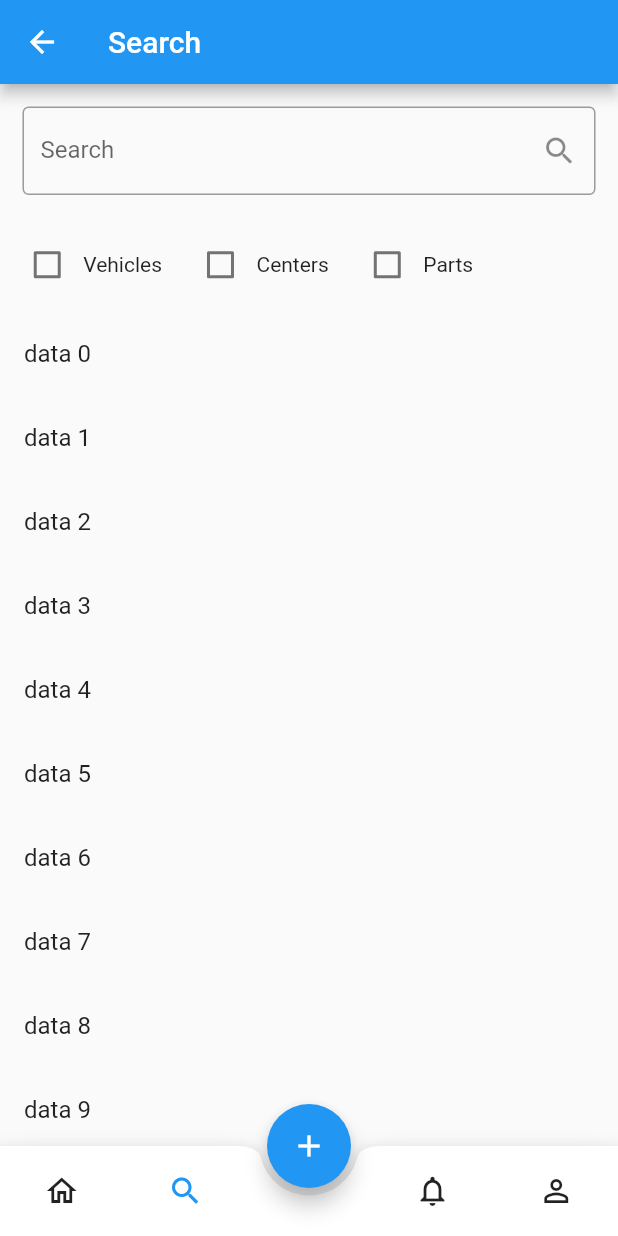
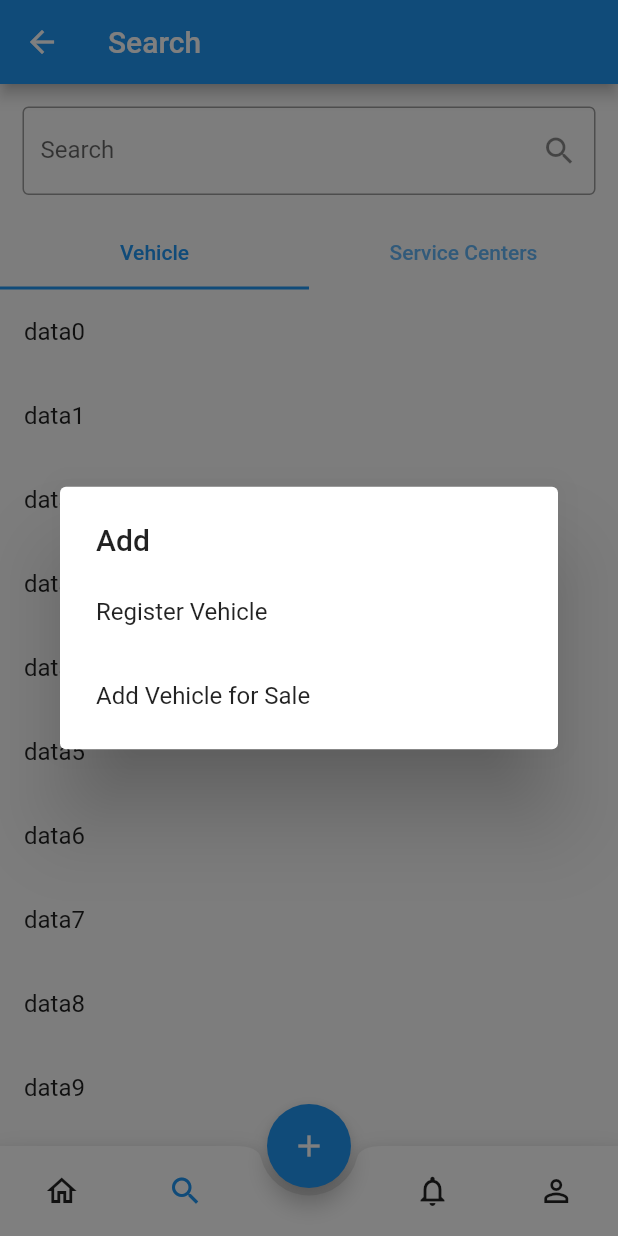
Before and after one commit to GowthamF/BuildEx, a Flutter app: the Initial screen opened directly, item 2 of the bottom bar chosen, after a tap on the "add" icon, on a phone screen of 412 x 824 dp. Run offline on Flutter 3.47's test engine with Material 2 defaults, Android fonts, the light colour scheme and no system bars; our stand-ins replace flutter_bloc, image_picker; network calls fail.

Commit message:
UI completed

```diff
--- a/lib/common/common.dart
+++ b/lib/common/common.dart
@@ -8,3 +8,4 @@ export 'sign_up.dart';
 export 'sign_up_screen.dart';
 export 'date_picker.dart';
 export 'check_box_custom.dart';
+export 'carousel.dart';
--- /dev/null
+++ b/lib/widgets/add_dialog.dart
@@ -0,0 +1,41 @@
+import 'package:buildex/widgets/widgets.dart';
+import 'package:flutter/material.dart';
+
+class AddDialog extends StatefulWidget {
+  const AddDialog({Key? key}) : super(key: key);
+
+  @override
+  State<AddDialog> createState() => _AddDialogState();
+}
+
+class _AddDialogState extends State<AddDialog> {
+  @override
+  Widget build(BuildContext context) {
+    return Wrap(children: [
+      ListTile(
+        title: const Text('Register Vehicle'),
+        onTap: () {
+          Navigator.pop(context);
+          Navigator.push(
+            context,
+            MaterialPageRoute(
+              builder: (context) => const RegisterVehicleScreen(),
+            ),
+          );
+        },
+      ),
+      ListTile(
+        title: const Text('Add Vehicle for Sale'),
+        onTap: () {
+          Navigator.pop(context);
+          Navigator.push(
+            context,
+            MaterialPageRoute(
+              builder: (context) => const AddVehicleSaleScreen(),
+            ),
+          );
+        },
+      )
+    ]);
+  }
+}
--- a/lib/widgets/home.dart
+++ b/lib/widgets/home.dart
@@ -16,6 +16,7 @@ class _HomeState extends State<Home> {
         child: Column(
           crossAxisAlignment: CrossAxisAlignment.start,
           children: const [
+            ServiceCentersRequestsView(),
             Padding(
               padding: EdgeInsets.all(8.0),
               child: Text(
--- a/lib/widgets/initial.dart
+++ b/lib/widgets/initial.dart
@@ -28,7 +28,24 @@ class _InitialState extends State<Initial> {
         },
       ),
       floatingActionButton: FloatingActionButton(
-        onPressed: () {},
+        onPressed: () {
+          showGeneralDialog(
+            context: context,
+            barrierDismissible: true,
+            barrierLabel: 'Close',
+            pageBuilder: (
+              context,
+              Animation<double> animation,
+              Animation<double> secondaryAnimation,
+            ) {
+              return const AlertDialog(
+                contentPadding: EdgeInsets.all(8),
+                title: Text('Add'),
+                content: AddDialog(),
+              );
+            },
+          );
+        },
         child: const Icon(Icons.add),
       ),
       floatingActionButtonLocation: FloatingActionButtonLocation.centerDocked,
--- a/lib/widgets/search.dart
+++ b/lib/widgets/search.dart
@@ -20,38 +20,60 @@ class _SearchState extends State<Search> {
           labelText: 'Search',
           suffixIcon: const Icon(Icons.search),
         ),
-        Padding(
-          padding: const EdgeInsets.all(7.5),
-          child: Wrap(
-            spacing: 15,
-            children: [
-              CheckBoxCustom(
-                initialValue: false,
-                text: 'Vehicles',
-                selectedValue: (val) {},
-              ),
-              CheckBoxCustom(
-                initialValue: false,
-                text: 'Centers',
-                selectedValue: (val) {},
-              ),
-              CheckBoxCustom(
-                initialValue: false,
-                text: 'Parts',
-                selectedValue: (val) {},
-              )
-            ],
+        Expanded(
+          child: DefaultTabController(
+            length: 2,
+            child: Column(
+              children: [
+                const TabBar(
+                  labelColor: Colors.blue,
+                  tabs: [
+                    Tab(
+                      text: 'Vehicle',
+                    ),
+                    Tab(
+                      text: 'Service Centers',
+                    )
+                  ],
+                ),
+                Expanded(
+                  child: TabBarView(
+                    children: [
+                      Column(
+                        children: [
+                          Expanded(
+                            child: ListView.builder(
+                              itemCount: 20,
+                              itemBuilder: (context, index) {
+                                return ListTile(
+                                  title: Text('data$index'),
+                                );
+                              },
+                            ),
+                          )
+                        ],
+                      ),
+                      Column(
+                        children: [
+                          Expanded(
+                            child: ListView.builder(
+                              itemCount: 20,
+                              itemBuilder: (context, index) {
+                                return ListTile(
+                                  title: Text('data$index'),
+                                );
+                              },
+                            ),
+                          ),
+                        ],
+                      )
+                    ],
+                  ),
+                )
+              ],
+            ),
           ),
         ),
-        Expanded(
-            child: ListView.builder(
-          itemCount: 20,
-          itemBuilder: ((context, index) {
-            return ListTile(
-              title: Text('data $index'),
-            );
-          }),
-        ))
       ],
     );
   }
--- /dev/null
+++ b/lib/widgets/service_centers_request_view.dart
@@ -0,0 +1,48 @@
+import 'package:buildex/widgets/widgets.dart';
+import 'package:flutter/material.dart';
+
+class ServiceCentersRequestsView extends StatefulWidget {
+  const ServiceCentersRequestsView({Key? key}) : super(key: key);
+
+  @override
+  State<ServiceCentersRequestsView> createState() =>
+      _ServiceCentersRequestsViewState();
+}
+
+class _ServiceCentersRequestsViewState
+    extends State<ServiceCentersRequestsView> {
+  @override
+  Widget build(BuildContext context) {
+    return GestureDetector(
+      onTap: () {
+        Navigator.push(
+            context,
+            MaterialPageRoute(
+                builder: (context) => const ServiceCentersRequestsScreen()));
+      },
+      child: Card(
+          child: Padding(
+        padding: const EdgeInsets.all(8.0),
+        child: Column(
+          crossAxisAlignment: CrossAxisAlignment.stretch,
+          children: const [
+            Text(
+              'Requests - Service Centers',
+              style: TextStyle(fontSize: 25),
+            ),
+            SizedBox(
+              height: 25,
+            ),
+            Text(
+              'Pending : 0',
+              style: TextStyle(fontSize: 25),
+            ),
+            SizedBox(
+              height: 25,
+            ),
+          ],
+        ),
+      )),
+    );
+  }
+}
--- a/lib/widgets/vehicle_details.dart
+++ b/lib/widgets/vehicle_details.dart
@@ -1,3 +1,4 @@
+import 'package:buildex/widgets/widgets.dart';
 import 'package:flutter/material.dart';
 
 class VehicleDetails extends StatelessWidget {
@@ -9,7 +10,14 @@ class VehicleDetails extends StatelessWidget {
       scrollDirection: Axis.horizontal,
       child: Row(
         children: [
-          Card(
+          GestureDetector(
+            onTap: () {
+              Navigator.push(
+                  context,
+                  MaterialPageRoute(
+                      builder: (context) => const VehicleDetailScreen()));
+            },
+            child: Card(
               elevation: 5,
               child: SizedBox(
                 width: 250,
@@ -19,7 +27,15 @@ class VehicleDetails extends StatelessWidget {
                 ),
               ),
             ),
-          Card(
+          ),
+          GestureDetector(
+            onTap: () {
+              Navigator.push(
+                  context,
+                  MaterialPageRoute(
+                      builder: (context) => const VehicleDetailScreen()));
+            },
+            child: Card(
               elevation: 5,
               child: SizedBox(
                 width: 250,
@@ -29,7 +45,15 @@ class VehicleDetails extends StatelessWidget {
                 ),
               ),
             ),
-          Card(
+          ),
+          GestureDetector(
+            onTap: () {
+              Navigator.push(
+                  context,
+                  MaterialPageRoute(
+                      builder: (context) => const VehicleDetailScreen()));
+            },
+            child: Card(
               elevation: 5,
               child: SizedBox(
                 width: 250,
@@ -39,6 +63,7 @@ class VehicleDetails extends StatelessWidget {
                   fit: BoxFit.contain,
                 ),
               ),
+            ),
           )
         ],
       ),
--- a/lib/widgets/widgets.dart
+++ b/lib/widgets/widgets.dart
@@ -13,3 +13,13 @@ export 'service_centers.dart';
 export 'service_center.dart';
 export 'service_center_screen.dart';
 export 'service_centers_slots.dart';
+export 'add_dialog.dart';
+export 'register_vehicle.dart';
+export 'register_vehicle_screen.dart';
+export 'add_vehicle_sale.dart';
+export 'add_vehicle_sale_screen.dart';
+export 'vehicle_detail.dart';
+export 'vehicle_detail_screen.dart';
+export 'service_centers_requests.dart';
+export 'service_centers_requests_screen.dart';
+export 'service_centers_request_view.dart';
--- a/pubspec.yaml
+++ b/pubspec.yaml
@@ -36,6 +36,8 @@ dependencies:
   cupertino_icons: ^1.0.2
   flutter_bloc: ^8.0.1
   bloc: ^8.0.3
+  image_picker: ^0.8.4+11
+  cached_network_image: ^3.2.0
 
 dev_dependencies:
   flutter_test:
```
Also changed, not shown: lib/common/carousel.dart (+101 -1 lines), lib/widgets/add_vehicle_sale.dart (added, +47 -0 lines), lib/widgets/add_vehicle_sale_screen.dart (added, +16 -0 lines), lib/widgets/register_vehicle.dart (added, +47 -0 lines), lib/widgets/register_vehicle_screen.dart (added, +16 -0 lines), lib/widgets/service_centers_requests.dart (added, +83 -0 lines), lib/widgets/service_centers_requests_screen.dart (added, +16 -0 lines), lib/widgets/vehicle_detail.dart (added, +32 -0 lines), lib/widgets/vehicle_detail_screen.dart (added, +16 -0 lines), pubspec.lock, 1 other file. Lines whose indentation alone changed are shown as unchanged.
